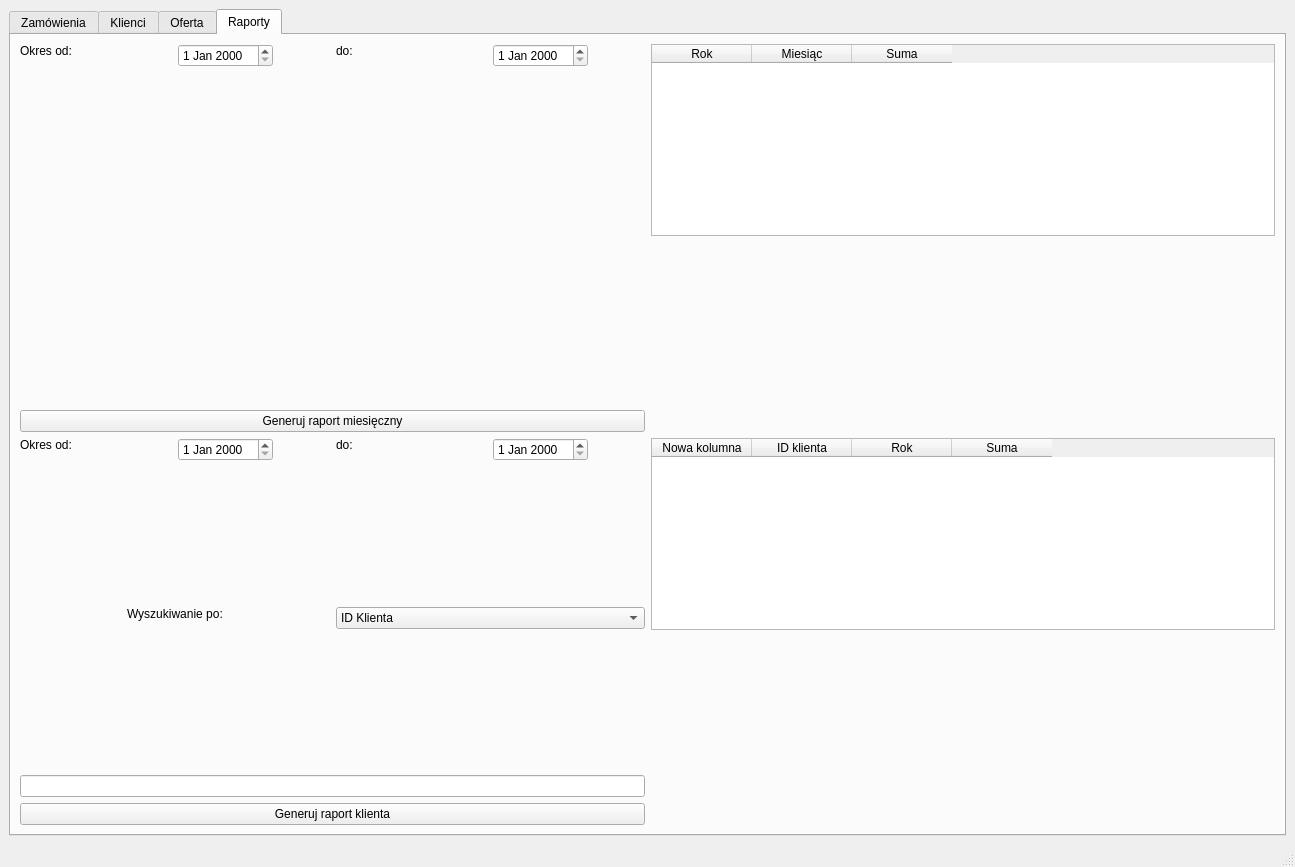
HBuczynski/Fabryka_okien, file app/ui/mainwindow.ui: the form before one commit.
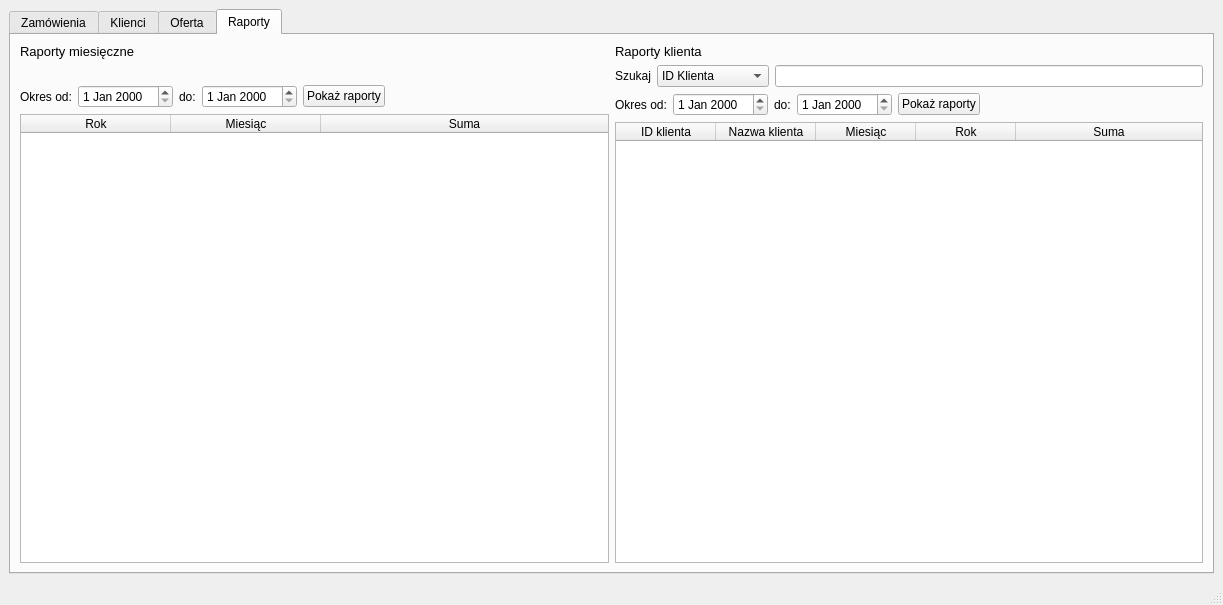
The form after the commit. The open tabs and pages were chosen to show the change.

Diff of the .ui file:
```diff
--- a/app/ui/mainwindow.ui
+++ b/app/ui/mainwindow.ui
@@ -6,8 +6,8 @@
    <rect>
     <x>0</x>
     <y>0</y>
-    <width>1295</width>
-    <height>867</height>
+    <width>1223</width>
+    <height>605</height>
    </rect>
   </property>
   <property name="windowTitle">
@@ -20,7 +20,7 @@
       <item>
        <widget class="QTabWidget" name="tabWidget">
         <property name="currentIndex">
-         <number>0</number>
+         <number>3</number>
         </property>
         <property name="usesScrollButtons">
          <bool>true</bool>
@@ -35,14 +35,14 @@
             <item>
              <layout class="QHBoxLayout" name="horizontalLayout_1">
               <item>
-               <widget class="QPushButton" name="pushButton_DodajFakture">
+               <widget class="QPushButton" name="orderAddButton">
                 <property name="text">
                  <string>Nowe zamówienie</string>
                 </property>
                </widget>
               </item>
               <item>
-               <widget class="QPushButton" name="pushButton_3">
+               <widget class="QPushButton" name="orderEditButton">
                 <property name="text">
                  <string>Edycja  zamówienia</string>
                 </property>
@@ -73,7 +73,7 @@
                </widget>
               </item>
               <item>
-               <widget class="QLineEdit" name="clientLineEdit">
+               <widget class="QLineEdit" name="orderSerachLineEdit">
                 <property name="sizePolicy">
                  <sizepolicy hsizetype="MinimumExpanding" vsizetype="Fixed">
                   <horstretch>0</horstretch>
@@ -89,7 +89,7 @@
                </widget>
               </item>
               <item>
-               <widget class="QComboBox" name="comboBox_3">
+               <widget class="QComboBox" name="orderSearchComboBox">
                 <property name="minimumSize">
                  <size>
                   <width>120</width>
@@ -129,7 +129,7 @@
                </widget>
               </item>
               <item>
-               <widget class="QPushButton" name="clientSearchButton">
+               <widget class="QPushButton" name="orderSearchButton">
                 <property name="text">
                  <string>LUPA</string>
                 </property>
@@ -154,15 +154,15 @@
               <item>
                <widget class="QLabel" name="label">
                 <property name="text">
-                 <string>Pokaż zamówienia:</string>
+                 <string>Pokaż:</string>
                 </property>
                </widget>
               </item>
               <item>
-               <widget class="QComboBox" name="comboBox">
+               <widget class="QComboBox" name="orderStateComboBox">
                 <item>
                  <property name="text">
-                  <string>wszystkie</string>
+                  <string>wszystko</string>
                  </property>
                 </item>
                 <item>
@@ -216,7 +216,7 @@
                </widget>
               </item>
               <item>
-               <widget class="QDateEdit" name="dateEdit"/>
+               <widget class="QDateEdit" name="ordersFromDateEdit"/>
               </item>
               <item>
                <widget class="QLabel" name="label_4">
@@ -226,12 +226,12 @@
                </widget>
               </item>
               <item>
-               <widget class="QDateEdit" name="dateEdit_2"/>
+               <widget class="QDateEdit" name="ordersToDateEdit"/>
               </item>
              </layout>
             </item>
             <item>
-             <widget class="QTableWidget" name="clientTable">
+             <widget class="QTableWidget" name="orderTableView">
               <property name="sizePolicy">
                <sizepolicy hsizetype="Expanding" vsizetype="Expanding">
                 <horstretch>0</horstretch>
@@ -304,14 +304,14 @@
             <item>
              <layout class="QHBoxLayout" name="horizontalLayout_5">
               <item>
-               <widget class="QPushButton" name="pushButton_DodajFakture">
+               <widget class="QPushButton" name="clientAddButton">
                 <property name="text">
                  <string>Nowy klient</string>
                 </property>
                </widget>
               </item>
               <item>
-               <widget class="QPushButton" name="pushButton_3">
+               <widget class="QPushButton" name="clientEditButton">
                 <property name="text">
                  <string>Edytuj klienta</string>
                 </property>
@@ -342,7 +342,7 @@
                </widget>
               </item>
               <item>
-               <widget class="QLineEdit" name="lineEdit">
+               <widget class="QLineEdit" name="clientSearchLineEdit">
                 <property name="sizePolicy">
                  <sizepolicy hsizetype="MinimumExpanding" vsizetype="Fixed">
                   <horstretch>0</horstretch>
@@ -358,7 +358,7 @@
                </widget>
               </item>
               <item>
-               <widget class="QPushButton" name="pushButton">
+               <widget class="QPushButton" name="clientSearchButton">
                 <property name="text">
                  <string>Szukaj</string>
                 </property>
@@ -383,15 +383,15 @@
               <item>
                <widget class="QLabel" name="label">
                 <property name="text">
-                 <string>Pokaż zamówienia:</string>
+                 <string>Pokaż:</string>
                 </property>
                </widget>
               </item>
               <item>
-               <widget class="QComboBox" name="comboBox">
+               <widget class="QComboBox" name="clientStatusComboBox">
                 <item>
                  <property name="text">
-                  <string>wszystkie</string>
+                  <string>wszystko</string>
                  </property>
                 </item>
                 <item>
@@ -445,7 +445,7 @@
                </widget>
               </item>
               <item>
-               <widget class="QDateEdit" name="dateEdit"/>
+               <widget class="QDateEdit" name="clientFromDateEdit"/>
               </item>
               <item>
                <widget class="QLabel" name="label_4">
@@ -455,12 +455,12 @@
                </widget>
               </item>
               <item>
-               <widget class="QDateEdit" name="dateEdit_2"/>
+               <widget class="QDateEdit" name="clientToDateEdit"/>
               </item>
              </layout>
             </item>
             <item>
-             <widget class="QTableWidget" name="tableWidget_3">
+             <widget class="QTableWidget" name="clientTableView">
               <property name="sizePolicy">
                <sizepolicy hsizetype="Expanding" vsizetype="Expanding">
                 <horstretch>0</horstretch>
@@ -524,36 +524,14 @@
          </attribute>
          <layout class="QGridLayout" name="gridLayout_3">
           <item row="0" column="0">
-           <layout class="QHBoxLayout" name="horizontalLayout_2" stretch="1,2">
-            <item>
-             <layout class="QVBoxLayout" name="verticalLayout_3">
-              <item>
-               <widget class="QLabel" name="label_5">
-                <property name="text">
-                 <string>Dostępne modele:</string>
-                </property>
-               </widget>
-              </item>
-              <item>
-               <widget class="QListView" name="listView"/>
-              </item>
-             </layout>
-            </item>
-            <item>
-             <layout class="QVBoxLayout" name="verticalLayout_2">
-              <item>
-               <widget class="QLabel" name="label_6">
-                <property name="text">
-                 <string>Segmenty dostępne w ramach wybranego modelu:</string>
-                </property>
-               </widget>
-              </item>
-              <item>
-               <widget class="QTreeView" name="treeView"/>
-              </item>
-             </layout>
-            </item>
-           </layout>
+           <widget class="QLabel" name="offerTreeViewLabel">
+            <property name="text">
+             <string>Dostępne modele:</string>
+            </property>
+           </widget>
+          </item>
+          <item row="1" column="0">
+           <widget class="QTreeView" name="offerTreeView"/>
           </item>
          </layout>
         </widget>
@@ -562,202 +540,287 @@
           <string>Raporty</string>
          </attribute>
          <layout class="QGridLayout" name="gridLayout_5">
+          <item row="0" column="0">
+           <layout class="QVBoxLayout" name="montReportLayout">
+            <item>
+             <widget class="QLabel" name="label_6">
+              <property name="font">
+               <font>
+                <pointsize>10</pointsize>
+               </font>
+              </property>
+              <property name="text">
+               <string>Raporty miesięczne</string>
+              </property>
+             </widget>
+            </item>
+            <item>
+             <spacer name="verticalSpacer">
+              <property name="orientation">
+               <enum>Qt::Vertical</enum>
+              </property>
+              <property name="sizeType">
+               <enum>QSizePolicy::Fixed</enum>
+              </property>
+              <property name="sizeHint" stdset="0">
+               <size>
+                <width>20</width>
+                <height>20</height>
+               </size>
+              </property>
+             </spacer>
+            </item>
+            <item>
+             <layout class="QHBoxLayout" name="monthReportDateSearchLayout">
+              <item>
+               <widget class="QLabel" name="monthReportStartLabel">
+                <property name="text">
+                 <string>Okres od:</string>
+                </property>
+               </widget>
+              </item>
+              <item>
+               <widget class="QDateEdit" name="monthReportStartDateEdit"/>
+              </item>
+              <item>
+               <widget class="QLabel" name="monthReportEndLabel">
+                <property name="text">
+                 <string>do:</string>
+                </property>
+               </widget>
+              </item>
+              <item>
+               <widget class="QDateEdit" name="monthReportEndDateEdit"/>
+              </item>
+              <item>
+               <widget class="QPushButton" name="monthReportShowButton">
+                <property name="text">
+                 <string>Pokaż raporty</string>
+                </property>
+               </widget>
+              </item>
+              <item>
+               <spacer name="horizontalSpacer_4">
+                <property name="orientation">
+                 <enum>Qt::Horizontal</enum>
+                </property>
+                <property name="sizeHint" stdset="0">
+                 <size>
+                  <width>40</width>
+                  <height>20</height>
+                 </size>
+                </property>
+               </spacer>
+              </item>
+             </layout>
+            </item>
+            <item>
+             <widget class="QTableWidget" name="monthReportTable">
+              <property name="sortingEnabled">
+               <bool>true</bool>
+              </property>
+              <attribute name="horizontalHeaderCascadingSectionResizes">
+               <bool>true</bool>
+              </attribute>
+              <attribute name="horizontalHeaderDefaultSectionSize">
+               <number>150</number>
+              </attribute>
+              <attribute name="horizontalHeaderMinimumSectionSize">
+               <number>50</number>
+              </attribute>
+              <attribute name="horizontalHeaderStretchLastSection">
+               <bool>true</bool>
+              </attribute>
+              <attribute name="verticalHeaderCascadingSectionResizes">
+               <bool>true</bool>
+              </attribute>
+              <attribute name="verticalHeaderDefaultSectionSize">
+               <number>40</number>
+              </attribute>
+              <attribute name="verticalHeaderShowSortIndicator" stdset="0">
+               <bool>true</bool>
+              </attribute>
+              <attribute name="verticalHeaderStretchLastSection">
+               <bool>true</bool>
+              </attribute>
+              <column>
+               <property name="text">
+                <string>Rok</string>
+               </property>
+              </column>
+              <column>
+               <property name="text">
+                <string>Miesiąc</string>
+               </property>
+              </column>
+              <column>
+               <property name="text">
+                <string>Suma</string>
+               </property>
+              </column>
+             </widget>
+            </item>
+           </layout>
+          </item>
           <item row="0" column="1">
-           <layout class="QHBoxLayout" name="horizontalLayout_3">
+           <layout class="QVBoxLayout" name="clientReportLayout">
             <item>
-             <layout class="QVBoxLayout" name="verticalLayout_7">
-              <item alignment="Qt::AlignTop">
-               <widget class="QTableWidget" name="tableWidget_2">
-                <column>
-                 <property name="text">
-                  <string>Rok</string>
-                 </property>
-                </column>
-                <column>
-                 <property name="text">
-                  <string>Miesiąc</string>
-                 </property>
-                </column>
-                <column>
-                 <property name="text">
-                  <string>Suma</string>
-                 </property>
-                </column>
-               </widget>
-              </item>
-              <item alignment="Qt::AlignTop">
-               <widget class="QTableWidget" name="tableWidget_4">
-                <column>
-                 <property name="text">
-                  <string>Nowa kolumna</string>
-                 </property>
-                </column>
-                <column>
-                 <property name="text">
-                  <string>ID klienta</string>
-                 </property>
-                </column>
-                <column>
-                 <property name="text">
-                  <string>Rok</string>
-                 </property>
-                </column>
-                <column>
-                 <property name="text">
-                  <string>Suma</string>
-                 </property>
-                </column>
-               </widget>
-              </item>
-             </layout>
-            </item>
-           </layout>
-          </item>
-          <item row="0" column="0">
-           <layout class="QVBoxLayout" name="verticalLayout_4">
-            <property name="sizeConstraint">
-             <enum>QLayout::SetMinimumSize</enum>
-            </property>
-            <item>
-             <layout class="QVBoxLayout" name="verticalLayout_10">
-              <item>
-               <layout class="QHBoxLayout" name="horizontalLayout_7">
-                <property name="sizeConstraint">
-                 <enum>QLayout::SetMinimumSize</enum>
-                </property>
-                <item alignment="Qt::AlignTop">
-                 <widget class="QLabel" name="label_7">
-                  <property name="text">
-                   <string>Okres od:</string>
-                  </property>
-                 </widget>
-                </item>
-                <item alignment="Qt::AlignLeft|Qt::AlignTop">
-                 <widget class="QDateEdit" name="dateEdit_4"/>
-                </item>
-                <item alignment="Qt::AlignLeft|Qt::AlignTop">
-                 <widget class="QLabel" name="label_8">
-                  <property name="text">
-                   <string>do:</string>
-                  </property>
-                 </widget>
-                </item>
-                <item alignment="Qt::AlignLeft|Qt::AlignTop">
-                 <widget class="QDateEdit" name="dateEdit_3"/>
-                </item>
-               </layout>
-              </item>
-             </layout>
-            </item>
-            <item>
-             <widget class="QPushButton" name="Generuj_miesieczny">
+             <widget class="QLabel" name="label_7">
+              <property name="font">
+               <font>
+                <pointsize>10</pointsize>
+               </font>
+              </property>
               <property name="text">
-               <string>Generuj raport miesięczny</string>
+               <string>Raporty klienta</string>
               </property>
              </widget>
             </item>
             <item>
-             <layout class="QHBoxLayout" name="horizontalLayout_8">
+             <layout class="QHBoxLayout" name="clientReportSearchLayout">
               <item>
-               <layout class="QVBoxLayout" name="verticalLayout_8">
+               <widget class="QLabel" name="clientReportSearchLabel">
+                <property name="text">
+                 <string>Szukaj</string>
+                </property>
+               </widget>
+              </item>
+              <item>
+               <widget class="QComboBox" name="clientReportSearchComboBox">
                 <item>
-                 <layout class="QHBoxLayout" name="horizontalLayout_9">
-                  <property name="sizeConstraint">
-                   <enum>QLayout::SetMinimumSize</enum>
-                  </property>
-                  <item alignment="Qt::AlignLeft|Qt::AlignTop">
-                   <widget class="QLabel" name="label_9">
-                    <property name="sizePolicy">
-                     <sizepolicy hsizetype="Minimum" vsizetype="Preferred">
-                      <horstretch>0</horstretch>
-                      <verstretch>0</verstretch>
-                     </sizepolicy>
-                    </property>
-                    <property name="text">
-                     <string>Okres od:</string>
-                    </property>
-                   </widget>
-                  </item>
-                  <item alignment="Qt::AlignLeft|Qt::AlignTop">
-                   <widget class="QDateEdit" name="dateEdit_6"/>
-                  </item>
-                  <item alignment="Qt::AlignLeft|Qt::AlignTop">
-                   <widget class="QLabel" name="label_10">
-                    <property name="sizePolicy">
-                     <sizepolicy hsizetype="Minimum" vsizetype="Preferred">
-                      <horstretch>0</horstretch>
-                      <verstretch>0</verstretch>
-                     </sizepolicy>
-                    </property>
-                    <property name="text">
-                     <string>do:</string>
-                    </property>
-                   </widget>
-                  </item>
-                  <item alignment="Qt::AlignLeft|Qt::AlignTop">
-                   <widget class="QDateEdit" name="dateEdit_5"/>
-                  </item>
-                 </layout>
+                 <property name="text">
+                  <string>ID Klienta</string>
+                 </property>
                 </item>
                 <item>
-                 <layout class="QHBoxLayout" name="horizontalLayout_11">
-                  <property name="sizeConstraint">
-                   <enum>QLayout::SetMinimumSize</enum>
-                  </property>
-                  <item alignment="Qt::AlignHCenter|Qt::AlignTop">
-                   <widget class="QLabel" name="label_12">
-                    <property name="text">
-                     <string>Wyszukiwanie po:</string>
-                    </property>
-                   </widget>
-                  </item>
-                  <item alignment="Qt::AlignTop">
-                   <widget class="QComboBox" name="comboBox_2">
-                    <item>
-                     <property name="text">
-                      <string>ID Klienta</string>
-                     </property>
-                    </item>
-                    <item>
-                     <property name="text">
-                      <string>Imię i nazwisko</string>
-                     </property>
-                    </item>
-                    <item>
-                     <property name="text">
-                      <string>Nazwa firmy</string>
-                     </property>
-                    </item>
-                    <item>
-                     <property name="text">
-                      <string>PESEL</string>
-                     </property>
-                    </item>
-                    <item>
-                     <property name="text">
-                      <string>NIP</string>
-                     </property>
-                    </item>
-                   </widget>
-                  </item>
-                 </layout>
+                 <property name="text">
+                  <string>Imię i nazwisko</string>
+                 </property>
                 </item>
                 <item>
-                 <widget class="QLineEdit" name="lineEdit_2">
-                  <property name="text">
-                   <string/>
-                  </property>
-                 </widget>
+                 <property name="text">
+                  <string>Nazwa firmy</string>
+                 </property>
                 </item>
-               </layout>
+                <item>
+                 <property name="text">
+                  <string>PESEL</string>
+                 </property>
+                </item>
+                <item>
+                 <property name="text">
+                  <string>NIP</string>
+                 </property>
+                </item>
+               </widget>
               </item>
+              <item>
+               <widget class="QLineEdit" name="clientReportSearchLineEdit">
+                <property name="text">
+                 <string/>
+                </property>
+               </widget>
+              </item>
              </layout>
             </item>
             <item>
-             <widget class="QPushButton" name="Generuj_raport_klienta">
-              <property name="text">
-               <string>Generuj raport klienta</string>
-              </property>
+             <layout class="QHBoxLayout" name="clientReportDateSearchLayout">
+              <item>
+               <widget class="QLabel" name="clientReportStartLabel">
+                <property name="sizePolicy">
+                 <sizepolicy hsizetype="Minimum" vsizetype="Preferred">
+                  <horstretch>0</horstretch>
+                  <verstretch>0</verstretch>
+                 </sizepolicy>
+                </property>
+                <property name="text">
+                 <string>Okres od:</string>
+                </property>
+               </widget>
+              </item>
+              <item>
+               <widget class="QDateEdit" name="clientReportStartDateEdit"/>
+              </item>
+              <item>
+               <widget class="QLabel" name="clientReportEndLabel">
+                <property name="sizePolicy">
+                 <sizepolicy hsizetype="Minimum" vsizetype="Preferred">
+                  <horstretch>0</horstretch>
+                  <verstretch>0</verstretch>
+                 </sizepolicy>
+                </property>
+                <property name="text">
+                 <string>do:</string>
+                </property>
+               </widget>
+              </item>
+              <item>
+               <widget class="QDateEdit" name="clientReportEndDateEdit"/>
+              </item>
+              <item>
+               <widget class="QPushButton" name="clientReportShowButton">
+                <property name="text">
+                 <string>Pokaż raporty</string>
+                </property>
+               </widget>
+              </item>
+              <item>
+               <spacer name="horizontalSpacer_5">
+                <property name="orientation">
+                 <enum>Qt::Horizontal</enum>
+                </property>
+                <property name="sizeHint" stdset="0">
+                 <size>
+                  <width>40</width>
+                  <height>20</height>
+                 </size>
+                </property>
+               </spacer>
+              </item>
+             </layout>
+            </item>
+            <item>
+             <widget class="QTableWidget" name="clientReportTable">
+              <attribute name="horizontalHeaderShowSortIndicator" stdset="0">
+               <bool>true</bool>
+              </attribute>
+              <attribute name="horizontalHeaderStretchLastSection">
+               <bool>true</bool>
+              </attribute>
+              <attribute name="verticalHeaderCascadingSectionResizes">
+               <bool>true</bool>
+              </attribute>
+              <attribute name="verticalHeaderShowSortIndicator" stdset="0">
+               <bool>true</bool>
+              </attribute>
+              <attribute name="verticalHeaderStretchLastSection">
+               <bool>true</bool>
+              </attribute>
+              <column>
+               <property name="text">
+                <string>ID klienta</string>
+               </property>
+              </column>
+              <column>
+               <property name="text">
+                <string>Nazwa klienta</string>
+               </property>
+              </column>
+              <column>
+               <property name="text">
+                <string>Miesiąc</string>
+               </property>
+              </column>
+              <column>
+               <property name="text">
+                <string>Rok</string>
+               </property>
+              </column>
+              <column>
+               <property name="text">
+                <string>Suma</string>
+               </property>
+              </column>
              </widget>
             </item>
            </layout>
```
